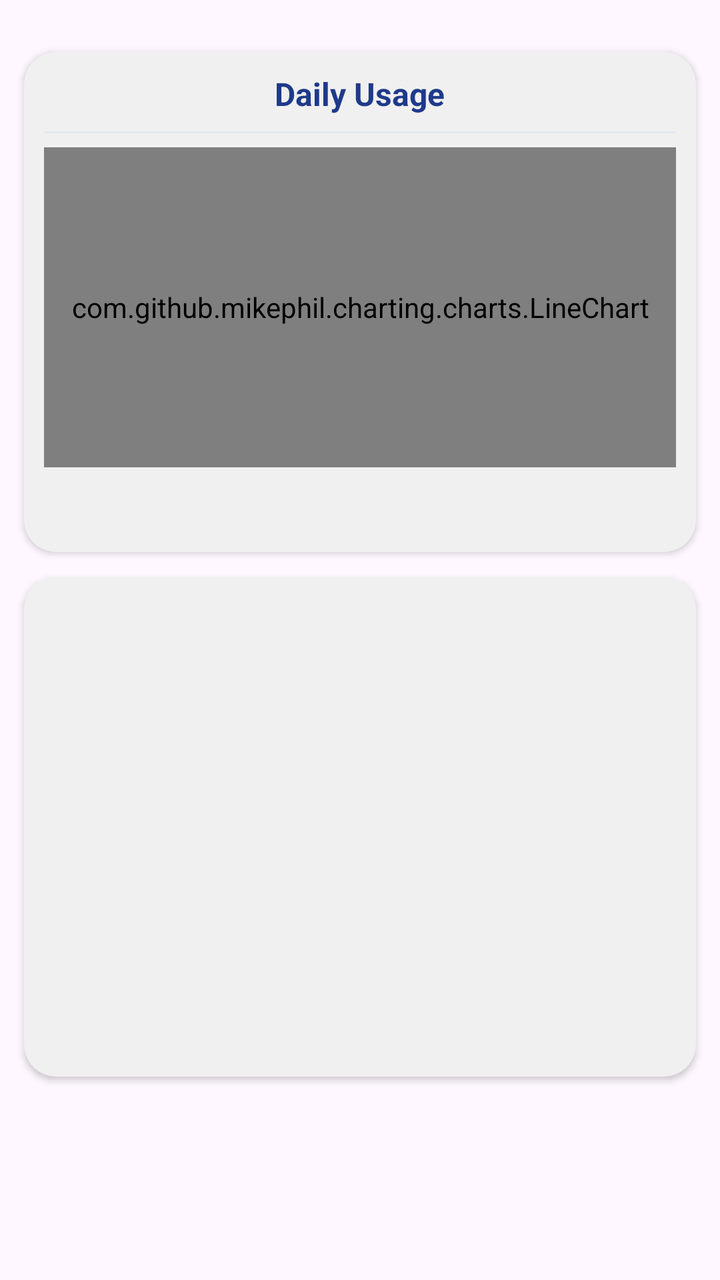
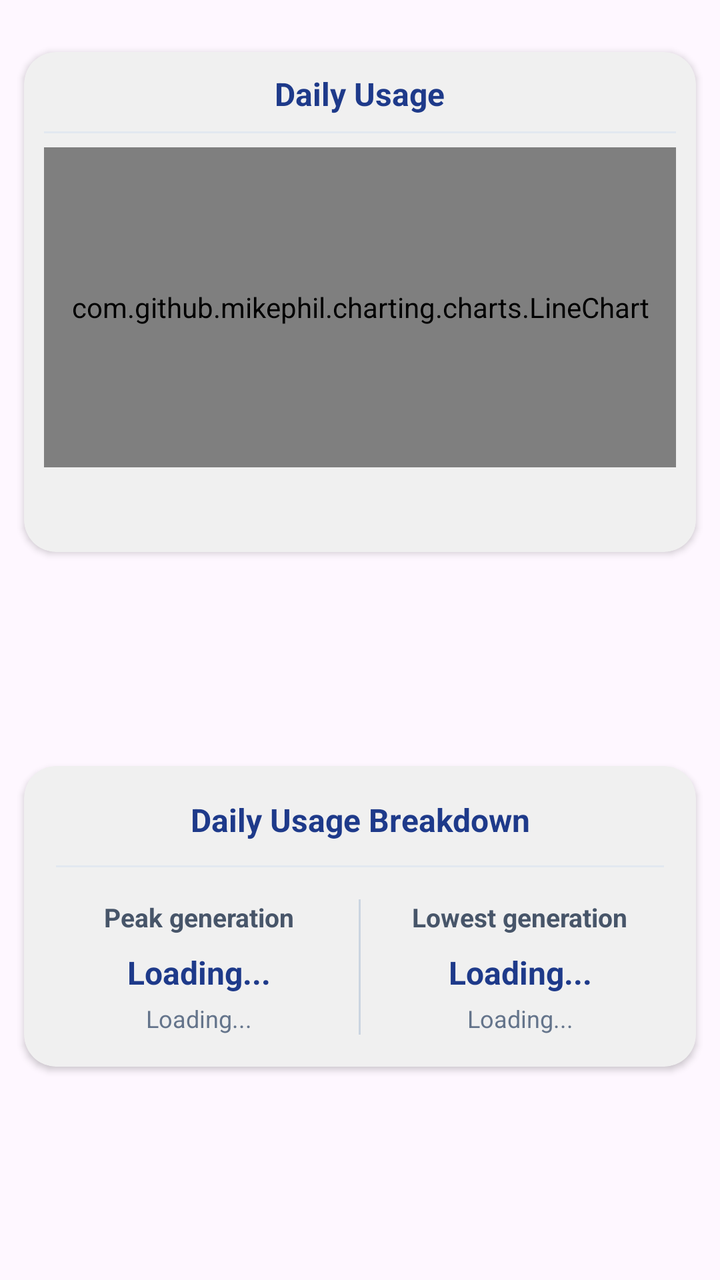

Screens rendered from an Android XML layout before and after an edit, with the pre-edit source and the edit as a unified diff.
<!-- AndroidManifest.xml: application theme Theme.ApplicationLayerSoftwareFrameworkforSolarPoweredIoTSystems -->
<!-- res/layout/fragment_daily_usage.xml -->
<?xml version="1.0" encoding="utf-8"?>
<FrameLayout xmlns:android="http://schemas.android.com/apk/res/android"
    xmlns:app="http://schemas.android.com/apk/res-auto"
    xmlns:tools="http://schemas.android.com/tools"
    android:layout_width="match_parent"
    android:layout_height="match_parent"
    tools:context=".daily_usage">

   <androidx.core.widget.NestedScrollView
       android:layout_width="match_parent"
       android:layout_height="match_parent"
       android:fillViewport="true">


       <androidx.constraintlayout.widget.ConstraintLayout
           android:layout_width="match_parent"
           android:layout_height="match_parent">


           <androidx.cardview.widget.CardView
               android:id="@+id/cardView2"
               android:layout_width="match_parent"
               android:layout_height="250dp"
               android:layout_marginStart="12dp"
               android:layout_marginEnd="12dp"
               android:elevation="4dp"
               app:cardBackgroundColor="#F0F0F0"
               app:cardCornerRadius="16dp"
               app:layout_constraintBottom_toBottomOf="parent"
               app:layout_constraintEnd_toEndOf="parent"
               app:layout_constraintHorizontal_bias="1.0"
               app:layout_constraintStart_toStartOf="parent"
               app:layout_constraintTop_toTopOf="parent"
               app:layout_constraintVertical_bias="0.067">

               <LinearLayout
                   android:layout_width="match_parent"
                   android:layout_height="match_parent"
                   android:orientation="vertical"
                   android:padding="10dp"
                   android:paddingTop="10dp">

                   <TextView
                       android:layout_width="wrap_content"
                       android:layout_height="wrap_content"
                       android:layout_gravity="center"
                       android:textColor="#1E3A8A"
                       android:textStyle="bold"
                       android:text="@string/daily_usage_heading"
                       android:textSize="16sp" />

                   <View
                       android:layout_width="match_parent"
                       android:layout_height="1dp"
                       android:layout_marginTop="8dp"
                       android:layout_marginBottom="1dp"
                       android:background="#E2E8F0" />


                   <FrameLayout
                       android:layout_width="match_parent"
                       android:layout_height="160dp"
                       android:layout_marginTop="6dp"
                       android:layout_gravity="center">

                       <com.github.mikephil.charting.charts.LineChart
                           android:id="@+id/dailyUsageChart"
                           android:layout_width="match_parent"
                           android:layout_height="match_parent"/>
                   </FrameLayout>

                   <TextView
                       android:id="@+id/daily_usage_peak"
                       android:layout_width="wrap_content"
                       android:layout_height="wrap_content"
                       android:layout_marginStart="16dp"
                       android:layout_marginTop="5dp"
                       android:textSize="12sp"
                       android:textStyle="bold"
                       android:textColor="#1E3A8A"
                       android:layout_gravity="bottom"/>


               </LinearLayout>


           </androidx.cardview.widget.CardView>

           <androidx.cardview.widget.CardView
               android:layout_width="match_parent"
               android:layout_height="250dp"
               android:layout_marginStart="12dp"
               android:layout_marginEnd="12dp"
               android:elevation="4dp"
               app:cardBackgroundColor="#F0F0F0"
               app:cardCornerRadius="16dp"
               app:layout_constraintBottom_toBottomOf="parent"
               app:layout_constraintStart_toStartOf="parent"
               app:layout_constraintTop_toBottomOf="@+id/cardView2"
               app:layout_constraintVertical_bias="0.108">


           </androidx.cardview.widget.CardView>


       </androidx.constraintlayout.widget.ConstraintLayout>




   </androidx.core.widget.NestedScrollView>

</FrameLayout>
<!-- resources referenced by this layout -->
<resources>
  <string name="daily_usage_heading">Daily Usage</string>
  <style name="Theme.ApplicationLayerSoftwareFrameworkforSolarPoweredIoTSystems" parent="Base.Theme.ApplicationLayerSoftwareFrameworkforSolarPoweredIoTSystems" />
  <style name="Base.Theme.ApplicationLayerSoftwareFrameworkforSolarPoweredIoTSystems" parent="Theme.Material3.DayNight.NoActionBar">
          
          
      </style>
</resources>

<!-- the commit's change to res/layout/fragment_daily_usage.xml (unified diff, before → after) -->
@@ -5,17 +5,13 @@
     android:layout_width="match_parent"
     android:layout_height="match_parent"
     tools:context=".daily_usage">
-
    <androidx.core.widget.NestedScrollView
        android:layout_width="match_parent"
        android:layout_height="match_parent"
        android:fillViewport="true">
-
-
        <androidx.constraintlayout.widget.ConstraintLayout
            android:layout_width="match_parent"
-           android:layout_height="match_parent">
-
+           android:layout_height="wrap_content">
 
            <androidx.cardview.widget.CardView
                android:id="@+id/cardView2"
@@ -32,14 +28,12 @@
                app:layout_constraintStart_toStartOf="parent"
                app:layout_constraintTop_toTopOf="parent"
                app:layout_constraintVertical_bias="0.067">
-
                <LinearLayout
                    android:layout_width="match_parent"
                    android:layout_height="match_parent"
                    android:orientation="vertical"
                    android:padding="10dp"
                    android:paddingTop="10dp">
-
                    <TextView
                        android:layout_width="wrap_content"
                        android:layout_height="wrap_content"
@@ -48,15 +42,12 @@
                        android:textStyle="bold"
                        android:text="@string/daily_usage_heading"
                        android:textSize="16sp" />
-
                    <View
                        android:layout_width="match_parent"
                        android:layout_height="1dp"
                        android:layout_marginTop="8dp"
                        android:layout_marginBottom="1dp"
                        android:background="#E2E8F0" />
-
-
                    <FrameLayout
                        android:layout_width="match_parent"
                        android:layout_height="160dp"
@@ -68,7 +59,6 @@
                            android:layout_width="match_parent"
                            android:layout_height="match_parent"/>
                    </FrameLayout>
-
                    <TextView
                        android:id="@+id/daily_usage_peak"
                        android:layout_width="wrap_content"
@@ -79,35 +69,124 @@
                        android:textStyle="bold"
                        android:textColor="#1E3A8A"
                        android:layout_gravity="bottom"/>
-
-
                </LinearLayout>
-
-
            </androidx.cardview.widget.CardView>
 
            <androidx.cardview.widget.CardView
+               android:id="@+id/dailyBreakdownCard"
                android:layout_width="match_parent"
-               android:layout_height="250dp"
+               android:layout_height="wrap_content"
                android:layout_marginStart="12dp"
+               android:layout_marginTop="16dp"
                android:layout_marginEnd="12dp"
+               android:layout_marginBottom="16dp"
                android:elevation="4dp"
                app:cardBackgroundColor="#F0F0F0"
                app:cardCornerRadius="16dp"
+               app:layout_constraintTop_toBottomOf="@id/cardView2"
+               app:layout_constraintStart_toStartOf="parent"
+               app:layout_constraintEnd_toEndOf="parent"
                app:layout_constraintBottom_toBottomOf="parent"
-               app:layout_constraintStart_toStartOf="parent"
-               app:layout_constraintTop_toBottomOf="@+id/cardView2"
-               app:layout_constraintVertical_bias="0.108">
+               >
+               <LinearLayout
+                   android:layout_width="match_parent"
+                   android:layout_height="wrap_content"
+                   android:orientation="vertical"
+                   android:padding="16dp">
+                   <TextView
+                       android:layout_width="match_parent"
+                       android:layout_height="wrap_content"
+                       android:gravity="center"
+                       android:text="Daily Usage Breakdown"
+                       android:textColor="#1E3A8A"
+                       android:textSize="16sp"
+                       android:textStyle="bold" />
+                   <View
+                       android:layout_width="match_parent"
+                       android:layout_height="1dp"
+                       android:layout_marginTop="12dp"
+                       android:layout_marginBottom="16dp"
+                       android:background="#E2E8F0" />
+                   <LinearLayout
+                       android:layout_width="match_parent"
+                       android:layout_height="wrap_content"
+                       android:orientation="horizontal"
+                       android:weightSum="2">
+                       <LinearLayout
+                           android:layout_width="0dp"
+                           android:layout_height="wrap_content"
+                           android:layout_weight="1"
+                           android:gravity="center"
+                           android:orientation="vertical"
+                           android:paddingEnd="8dp">
+                           <TextView
+                               android:layout_width="wrap_content"
+                               android:layout_height="wrap_content"
+                               android:text="Peak generation"
+                               android:textColor="#475569"
+                               android:textSize="13sp"
+                               android:textStyle="bold" />
+                           <TextView
+                               android:id="@+id/daily_peak_value"
+                               android:layout_width="wrap_content"
+                               android:layout_height="wrap_content"
+                               android:layout_marginTop="8dp"
+                               android:text="Loading..."
+                               android:textColor="#1E3A8A"
+                               android:textSize="16sp"
+                               android:textStyle="bold" />
+                           <TextView
+                               android:id="@+id/daily_peak_time"
+                               android:layout_width="wrap_content"
+                               android:layout_height="wrap_content"
+                               android:layout_marginTop="4dp"
+                               android:gravity="center"
+                               android:text="Loading..."
+                               android:textColor="#64748B"
+                               android:textSize="12sp" />
+                       </LinearLayout>
+                       <View
+                           android:layout_width="1dp"
+                           android:layout_height="match_parent"
+                           android:background="#CBD5E1" />
+                       <LinearLayout
+                           android:layout_width="0dp"
+                           android:layout_height="wrap_content"
+                           android:layout_weight="1"
+                           android:gravity="center"
+                           android:orientation="vertical"
+                           android:paddingStart="8dp">
 
+                           <TextView
+                               android:layout_width="wrap_content"
+                               android:layout_height="wrap_content"
+                               android:text="Lowest generation"
+                               android:textColor="#475569"
+                               android:textSize="13sp"
+                               android:textStyle="bold" />
 
+                           <TextView
+                               android:id="@+id/daily_low_value"
+                               android:layout_width="wrap_content"
+                               android:layout_height="wrap_content"
+                               android:layout_marginTop="8dp"
+                               android:text="Loading..."
+                               android:textColor="#1E3A8A"
+                               android:textSize="16sp"
+                               android:textStyle="bold" />
+                           <TextView
+                               android:id="@+id/daily_low_time"
+                               android:layout_width="wrap_content"
+                               android:layout_height="wrap_content"
+                               android:layout_marginTop="4dp"
+                               android:gravity="center"
+                               android:text="Loading..."
+                               android:textColor="#64748B"
+                               android:textSize="12sp" />
+                       </LinearLayout>
+                   </LinearLayout>
+               </LinearLayout>
            </androidx.cardview.widget.CardView>
-
-
        </androidx.constraintlayout.widget.ConstraintLayout>
-
-
-
-
    </androidx.core.widget.NestedScrollView>
-
 </FrameLayout>
